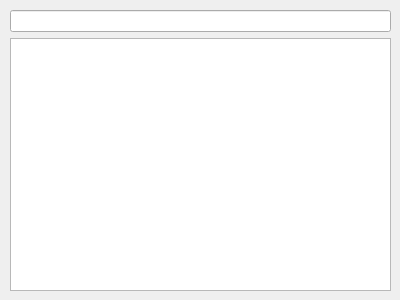
First picture: the form in search.ui, repository noahsai/tianqi, before the edit.
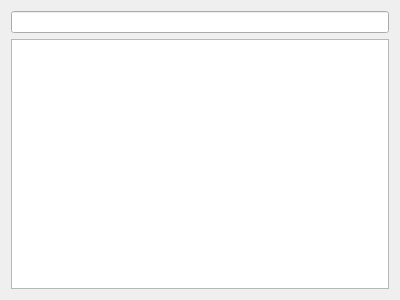
Second picture: the form after the edit.

The edit to the form file:
```diff
--- a/search.ui
+++ b/search.ui
@@ -13,15 +13,8 @@
   <property name="windowTitle">
    <string>Form</string>
   </property>
-  <widget class="QWidget" name="verticalLayoutWidget">
-   <property name="geometry">
-    <rect>
-     <x>10</x>
-     <y>10</y>
-     <width>381</width>
-     <height>281</height>
-    </rect>
-   </property>
+  <layout class="QVBoxLayout" name="verticalLayout_2">
+   <item>
    <layout class="QVBoxLayout" name="verticalLayout">
     <item>
      <widget class="QLineEdit" name="lineEdit"/>
@@ -30,7 +23,8 @@
      <widget class="QListWidget" name="listWidget"/>
     </item>
    </layout>
-  </widget>
+   </item>
+  </layout>
  </widget>
  <resources/>
  <connections/>
```
Lines whose indentation alone changed are shown as unchanged.
